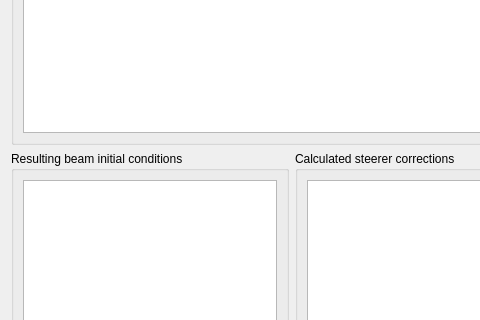
Qt form madqt/online/ovm_dialog.ui (hibtc/madgui) before a commit; both pictures show x 0 to 480 and y 273 to 593 of the 584 by 695 pixel window.
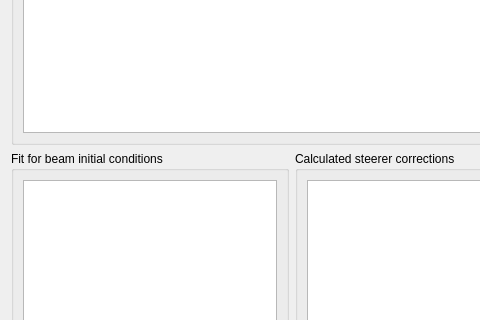
The same form after that commit. Custom widgets are drawn as their Qt base class.

Commit message: Minor cosmetic fix for the twiss_table group

```diff
--- a/madqt/online/ovm_dialog.ui
+++ b/madqt/online/ovm_dialog.ui
@@ -226,7 +226,7 @@
    <item row="3" column="0">
     <widget class="QGroupBox" name="group_twiss">
      <property name="title">
-      <string>Resulting beam initial conditions</string>
+      <string>Fit for beam initial conditions</string>
      </property>
      <layout class="QVBoxLayout" name="group_twiss_layout">
       <item>
```
The commit also changes 1 other file.
